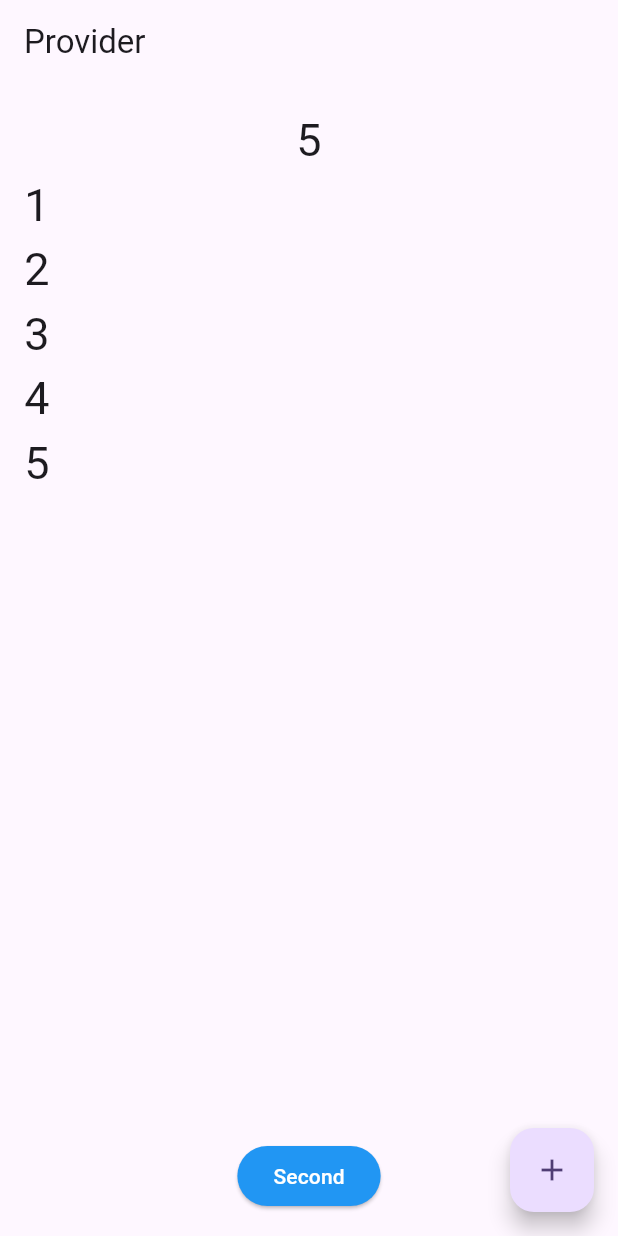
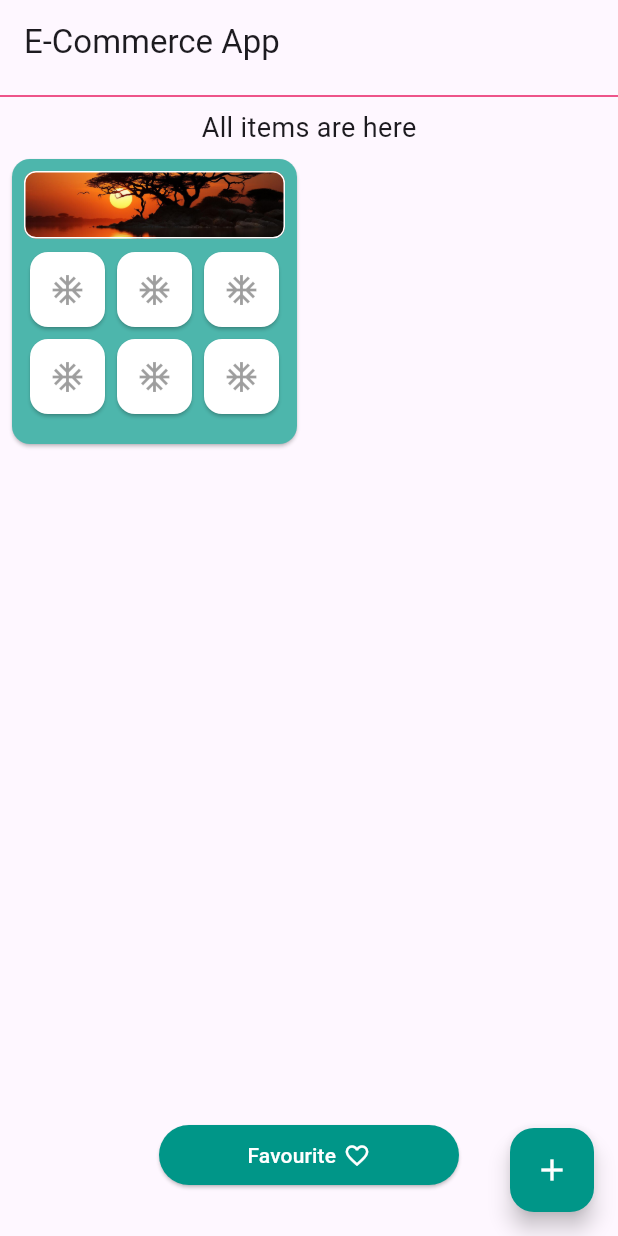
Before and after one commit to rubayatkhusbu25/provider, a Flutter app: the screen it shows after launch, after a tap on the "add" icon, on a phone screen of 412 x 824 dp. Run offline on Flutter 3.47's test engine with Material 3 defaults, Android fonts, the phone set to English and light mode, and no system bars.

Commit message:
Simple cart adding system

```diff
--- a/lib/app.dart
+++ b/lib/app.dart
@@ -1,5 +1,7 @@
 import 'package:flutter/material.dart';
 import 'package:provider/provider.dart';
+import 'e_commerce_provider/box_list.dart';
+import 'e_commerce_provider/e_home.dart';
 import 'home.dart';
 import 'number_list.dart';
 
@@ -9,17 +11,13 @@ class App extends StatelessWidget {
   // This widget is the root of your application.
   @override
   Widget build(BuildContext context) {
-    return MultiProvider(
-      providers: [
-        ChangeNotifierProvider(create: (context) => NumberList()),
-      ],
-      child: MaterialApp(
-        title: 'Provider',
-        theme: ThemeData(
-          colorScheme: ColorScheme.fromSeed(seedColor: Colors.deepPurple),
-        ),
-        home: Home(),
+    return MaterialApp(
+      title: 'Provider',
+      debugShowCheckedModeBanner: false,
+      theme: ThemeData(
+        colorScheme: ColorScheme.fromSeed(seedColor: Colors.deepPurple),
       ),
+      home: EHome(),
     );
   }
 }
--- /dev/null
+++ b/lib/e_commerce_provider/e_home.dart
@@ -0,0 +1,122 @@
+import 'package:flutter/material.dart';
+
+import 'favourite.dart';
+
+class EHome extends StatefulWidget {
+  const EHome({super.key});
+
+  @override
+  State<EHome> createState() => _EHomeState();
+}
+
+class _EHomeState extends State<EHome> {
+  List<int> boxes = [];
+
+  @override
+  Widget build(BuildContext context) {
+    return Scaffold(
+      appBar: AppBar(title: Text("E-Commerce App")),
+      body: Column(
+        children: [
+          Divider(color: Colors.pink),
+          Text("All items are here", style: TextStyle(fontSize: 18)),
+          Expanded(
+            child: GridView.builder(
+              gridDelegate: SliverGridDelegateWithFixedCrossAxisCount(
+                crossAxisCount: 2,
+              ),
+              itemCount: boxes.length,
+              itemBuilder: (context, index) {
+                return Padding(
+                  padding: const EdgeInsets.all(4.0),
+                  child: Card(
+                    elevation: 1,
+                    color: Colors.teal.shade300,
+                    child: Padding(
+                      padding: const EdgeInsets.all(8.0),
+                      child: Column(
+                        children: [
+                          Container(
+                            height: 45,
+                            decoration: BoxDecoration(
+                              // color: Colors.white,
+                              borderRadius: BorderRadius.circular(8),
+                              border: Border.all(
+                                color: Colors.white,
+                                width: 1,
+                              ),
+
+                              image: DecorationImage(
+                                image: AssetImage("assets/images/13.jpg"),
+                                fit: BoxFit.fitWidth,
+                              ),
+                            ),
+                          ),
+                          SizedBox(height: 5),
+                          Expanded(
+                            child: GridView.builder(
+                              gridDelegate:
+                                  SliverGridDelegateWithFixedCrossAxisCount(
+                                    crossAxisCount: 3,
+                                  ),
+                              itemCount: 6,
+                              itemBuilder: (context, position) {
+                                return Card(
+                                  child: Icon(
+                                    Icons.ac_unit,
+                                    color: Colors.black38,
+                                  ),
+
+                                  color: Colors.white,
+                                );
+                              },
+                            ),
+                          ),
+                        ],
+                      ),
+                    ),
+                  ),
+                );
+              },
+            ),
+          ),
+          SizedBox(
+            width: 200,
+            child: ElevatedButton(
+              onPressed: () {
+                Navigator.push(
+                  context,
+                  MaterialPageRoute(
+                    builder: (context) => Favourite(boxes: boxes),
+                  ),
+                );
+              },
+              style: ButtonStyle(
+                backgroundColor: WidgetStatePropertyAll(Colors.teal),
+              ),
+              child: Row(
+                mainAxisAlignment: MainAxisAlignment.center,
+                children: [
+                  Text("Favourite", style: TextStyle(color: Colors.white)),
+                  SizedBox(width: 5),
+                  Icon(Icons.favorite_border, color: Colors.white),
+                ],
+              ),
+            ),
+          ),
+          SizedBox(height: 30),
+        ],
+      ),
+
+      floatingActionButton: FloatingActionButton(
+        child: Icon(Icons.add, color: Colors.white),
+        backgroundColor: Colors.teal,
+
+        onPressed: () {
+          setState(() {});
+          boxes.add(boxes.length);
+        },
+      ),
+    );
+  }
+}
--- a/pubspec.yaml
+++ b/pubspec.yaml
@@ -59,8 +59,8 @@ flutter:
   uses-material-design: true
 
   # To add assets to your application, add an assets section, like this:
-  # assets:
-  #   - images/a_dot_burr.jpeg
+  assets:
+    - assets/images/
   #   - images/a_dot_ham.jpeg
 
   # An image asset can refer to one or more resolution-specific "variants", see
```
Also changed, not shown: lib/e_commerce_provider/box_list.dart (added, +11 -0 lines), lib/e_commerce_provider/favourite.dart (added, +89 -0 lines), assets/images/13.jpg (added).
